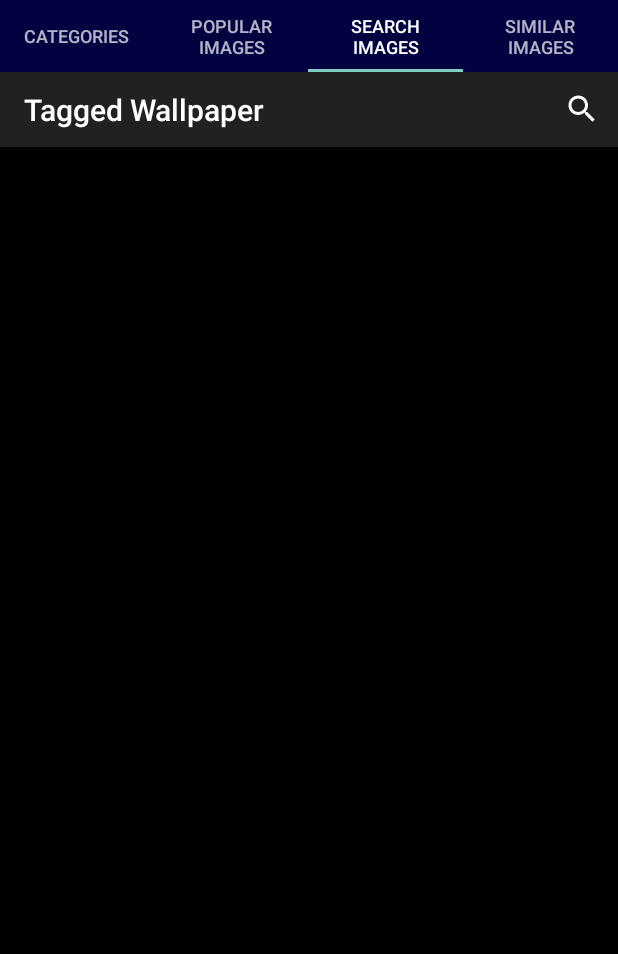
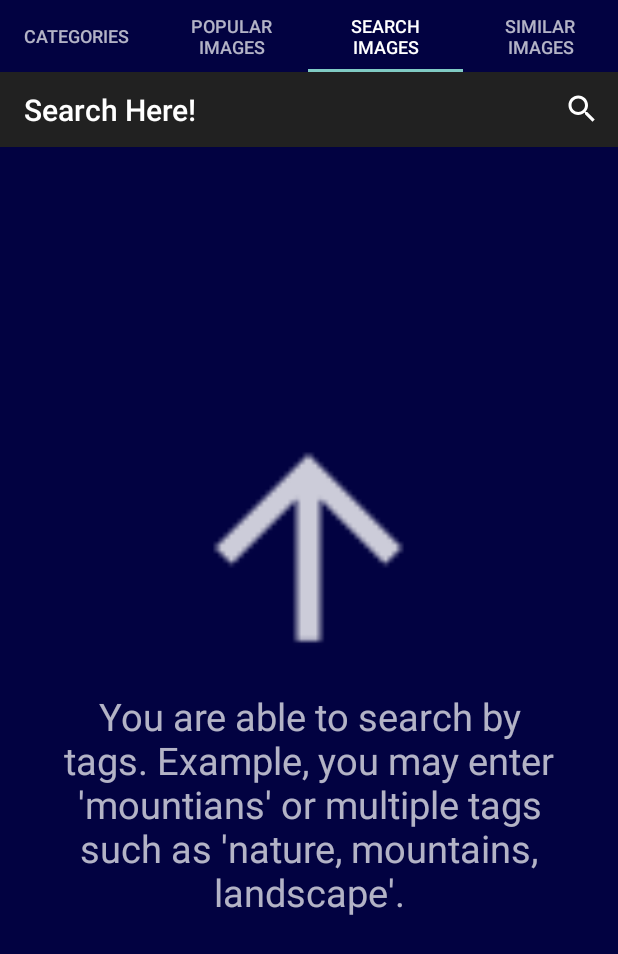
Before and after one commit to TannerS/TaggedWallpaper, an Android app: the screen it shows after launch (MainActivity), tab 3 chosen, on a phone screen of 412 x 824 dp. Shown: the top 954 px of the screen. Run offline under Robolectric (Android 15) with nearby library versions, the phone set to English and light mode, and no system bars; our stand-ins replace Firebase (no records; nobody signed in at launch, a user with empty details on screens opened directly); pictures from the network do not load; 1 statement that could not run was skipped.

Commit message:
- Fixed getting uery result from search - removed titlebar app name to give search more room - NEED TO FIX MAPPINGS of new json - updated UI

```diff
--- a/src/main/java/io/tanners/taggedwallpaper/PopularFragment.java
+++ b/src/main/java/io/tanners/taggedwallpaper/PopularFragment.java
@@ -15,6 +15,7 @@ import java.util.List;
 
 import io.tanners.taggedwallpaper.adapters.ImagesAdapter;
 import io.tanners.taggedwallpaper.data.results.photo.Photo;
+import io.tanners.taggedwallpaper.network.ImageRequester;
 import io.tanners.taggedwallpaper.network.images.TagImageRequest;
 
 
@@ -24,6 +25,7 @@ public class PopularFragment extends Fragment {
     private final String mUrl = "https://api.unsplash.com/photos?per_page=50&page=1&order_by=popular";
     private TagImageRequest mImageRequest;
     private GridView mPopularGridview;
+    private ImagesAdapter mAdapter;
 
 
     public static PopularFragment newInstance() {
@@ -41,14 +43,16 @@ public class PopularFragment extends Fragment {
 
         loadResources(view);
 
-        new ImageRequester().execute();
+//        public ImageRequester(Context mContext, GridView mGridView, int mGridLayoutId,int mGridImageViewId)
+//        new ImageRequester(getContext(), mPopularGridview, R.layout.grid_item, R.id.grid_image_background).execute(mUrl);
+        new ImageRequester(getContext(), mAdapter, mPopularGridview, R.layout.grid_item, R.id.grid_image_background).execute(mUrl);
 
         return view;
     }
 
     private void loadResources(View view)
     {
-        mPopularGridview = (GridView) view.findViewById(R.id.popular_grideview);
+        mPopularGridview = (GridView) view.findViewById(R.id.universal_grideview);
     }
 
     @Override
@@ -61,48 +65,48 @@ public class PopularFragment extends Fragment {
         super.onDetach();
     }
 
-    private class ImageRequester extends AsyncTask<Void, Void, List<Photo>> {
-//        private ProgressBar mProgressBar = null;
-
-        // TODO do better, maybe pass URL int oclass in here and main in earlier functions?
-        @Override
-        protected List<Photo> doInBackground(Void... params) {
-
-            mImageRequest = new TagImageRequest(mUrl, null);
-
-            List<Photo> photos = mImageRequest.getPhotos();
-
-            Log.i("REQUEST", "SIZE: " + photos.size());
-//            Log.i("REQUEST", "SIZE: " + photos.get(0).getId());
-//            Log.i("REQUEST", "SIZE: " + photos.get(1).getId());
-//            Log.i("REQUEST", "SIZE: " + photos.get(2).getId());
-
-            return photos;
-        }
-
-
-        @Override
-        protected void onPostExecute(List<Photo> photos) {
-            // execution of result of Long time consuming operation
-//            mProgressBar.setVisibility(View.GONE);
-//            finalResult.setText(result);
-
-            mPopularGridview.setAdapter(new ImagesAdapter(getContext(), new ArrayList<Photo>(photos), R.layout.grid_item, R.id.grid_image_background));
-
-
-        }
-
-
-        @Override
-        protected void onPreExecute() {
-//            mProgressBar = (ProgressBar) view.findViewById(R.id.popular_progress_bar);
-//            mProgressBar.setVisibility(View.VISIBLE);
-        }
-
+//    private class ImageRequester extends AsyncTask<Void, Void, List<Photo>> {
+////        private ProgressBar mProgressBar = null;
+//
+//        // TODO do better, maybe pass URL int oclass in here and main in earlier functions?
 //        @Override
-//        protected void onProgressUpdate(String... text) {
-//            finalResult.setText(text[0]);
+//        protected List<Photo> doInBackground(Void... params) {
+//
+//            mImageRequest = new TagImageRequest(mUrl, null);
+//
+//            List<Photo> photos = mImageRequest.getPhotos();
+//
+//            Log.i("REQUEST", "SIZE: " + photos.size());
+////            Log.i("REQUEST", "SIZE: " + photos.get(0).getId());
+////            Log.i("REQUEST", "SIZE: " + photos.get(1).getId());
+////            Log.i("REQUEST", "SIZE: " + photos.get(2).getId());
+//
+//            return photos;
+//        }
+//
+//
+//        @Override
+//        protected void onPostExecute(List<Photo> photos) {
+//            // execution of result of Long time consuming operation
+////            mProgressBar.setVisibility(View.GONE);
+////            finalResult.setText(result);
+//
+//            mPopularGridview.setAdapter(new ImagesAdapter(getContext(), new ArrayList<Photo>(photos), R.layout.grid_item, R.id.grid_image_background));
+//
 //
 //        }
-    }
+//
+//
+//        @Override
+//        protected void onPreExecute() {
+////            mProgressBar = (ProgressBar) view.findViewById(R.id.popular_progress_bar);
+////            mProgressBar.setVisibility(View.VISIBLE);
+//        }
+//
+////        @Override
+////        protected void onProgressUpdate(String... text) {
+////            finalResult.setText(text[0]);
+////
+////        }
+//    }
 }
--- a/src/main/java/io/tanners/taggedwallpaper/SearchFragment.java
+++ b/src/main/java/io/tanners/taggedwallpaper/SearchFragment.java
@@ -1,7 +1,9 @@
 package io.tanners.taggedwallpaper;
 
 import android.app.SearchManager;
+import android.content.ComponentName;
 import android.content.Context;
+import android.graphics.Color;
 import android.os.Build;
 import android.os.Bundle;
 import android.support.v4.app.Fragment;
@@ -16,11 +18,27 @@ import android.view.MenuInflater;
 import android.view.MenuItem;
 import android.view.View;
 import android.view.ViewGroup;
+import android.widget.GridView;
+import android.widget.LinearLayout;
+import android.widget.TextView;
+
+import io.tanners.taggedwallpaper.adapters.ImagesAdapter;
+import io.tanners.taggedwallpaper.network.ImageRequester;
 
 
 public class SearchFragment extends Fragment {
     private View view;
     public static final String SEARCH = "Search Images";
+    private ImagesAdapter mAdapter;
+    private GridView mSearchGridview;
+    private String query = "";
+//    private final String mUrl = "https://api.unsplash.com/search/photos?query=mountains, nature, landscape&per_page=50&page=1&order_by=popular";
+//    private final String mUrl = "https://api.unsplash.com/search/photos?query=" + query + "&per_page=50&page=1&order_by=popular";
+    private final String mUrlBase = "https://api.unsplash.com/search/photos?query=";
+    private final String mUrlFeatures = "&per_page=50&page=1&order_by=popular";
+    private LinearLayout mSearchContainer;
+
+
 
     public static SearchFragment newInstance() {
         return new SearchFragment();
@@ -40,16 +58,27 @@ public class SearchFragment extends Fragment {
 
         setUpToolBar(view);
 
+        loadResources(view);
 
         return view;
+    }
+
+    private void loadResources(View view)
+    {
+        mSearchGridview = view.findViewById(R.id.universal_grideview);
+        mSearchContainer = view.findViewById(R.id.search_description_container);
+
     }
 
     private void setUpToolBar(View view)
     {
         Toolbar mToolbar = view.findViewById(R.id.main_toolbar);
+        mToolbar.setTitle("Search Here!");
 //        .setSupportActionBar(mToolbar);
 //        getSupportActionBar().setDisplayShowTitleEnabled(false);
         ((AppCompatActivity)getActivity()).setSupportActionBar(mToolbar);
+//        ((AppCompatActivity)getActivity()).getSupportActionBar().setDisplayShowTitleEnabled(false);
+
     }
 
     @Override
@@ -96,11 +125,29 @@ public class SearchFragment extends Fragment {
         mSearchBarMenuItem.setIcon(R.drawable.ic_action_search_white);
         mSearchBarMenuItem.setShowAsAction(MenuItem.SHOW_AS_ACTION_IF_ROOM);
 //
+        mSearchBarMenuItem.setTitle("TITLE");
 
-        search_view.setSearchableInfo(searchManager.getSearchableInfo(getActivity().getComponentName()));
-        search_view.setQueryHint("HINT HERE");
-        search_view.setIconifiedByDefault(true); // Do not iconify the widget; expand it by default
-        Log.i("SEARCH", "DEBUG 4");
+
+        ComponentName cn = new ComponentName(getContext(), MainActivity.class);
+        search_view.setSearchableInfo(searchManager.getSearchableInfo(cn));
+
+//        search_view.setSearchableInfo(searchManager.getSearchableInfo(getActivity().getComponentName()));
+//        search_view.setQueryHint("HINT HERE");
+        search_view.setIconifiedByDefault(true);
+        search_view.setQueryHint("Type something...");
+//        search_view.setQuery("", false);
+//        int searchTextId = search_view.getContext().getResources().getIdentifier("android:id/search_src_text", null, null);
+
+//        TextView searchText = (TextView) search_view.findViewById(searchTextId);
+
+//        if (searchText!=null) {
+//            searchText.setTextColor(Color.WHITE);
+//            searchText.setHintTextColor(Color.WHITE);
+//        }
+
+//        my_search_view.setIconified(false);
+//        my_search_view.setIconifiedByDefault(false);
+
 
 
 //        search_view.setOnQueryTextListener(new SearchView.OnQueryTextListener() {
@@ -111,35 +158,33 @@ public class SearchFragment extends Fragment {
 //        textView.setHintTextColor(getResources().getColor(R.color.cardview_dark_background));
 //        textView.setTextColor(getResources().getColor(R.color.colorAccent));
 
+        final SearchView finalSearch_view = search_view;
+        search_view.setOnQueryTextListener(new SearchView.OnQueryTextListener() {
 
-//        final SearchView finalSearch_view = search_view;
-//        search_view.setOnQueryTextListener(new SearchView.OnQueryTextListener() {
-//
-//            @Override
-//            public boolean onQueryTextSubmit(String query) {
-//                final String tag = finalSearch_view.getQuery().toString();
-//                // TODO async
-//                new Runnable() {
-//                    @Override
-//                    public void run() {
-////                        MenuItemCompat.collapseActionView(search_bar);
-////                        search_bar.collapseActionView();
-////                        search_view.clearFocus();
-////                        search_view.setQuery("", false);
-////                        search_view.setFocusable(false);
-////                        searchByTag(tag, TagImageRequest.OPEN_SEARCH);
-//                        searchByTag(tag);
-//                    }
-//                }.run();
-//
-//                return false;
-//            }
-//
-//            @Override
-//            public boolean onQueryTextChange(String newText) {
-//                return false;
-//            }
-//        });
+            @Override
+            public boolean onQueryTextSubmit(String query) {
+                final String tag = finalSearch_view.getQuery().toString();
+                new Runnable() {
+                    @Override
+                    public void run() {
+//                        MenuItemCompat.collapseActionView(search_bar);
+//                        search_bar.collapseActionView();
+//                        search_view.clearFocus();
+//                        search_view.setQuery("", false);
+//                        search_view.setFocusable(false);
+//                        searchByTag(tag, TagImageRequest.OPEN_SEARCH);
+                        searchByTag(tag);
+                    }
+                }.run();
+
+                return false;
+            }
+
+            @Override
+            public boolean onQueryTextChange(String newText) {
+                return false;
+            }
+        });
     }
 
     public boolean onOptionsItemSelected(MenuItem item) {
@@ -150,9 +195,18 @@ public class SearchFragment extends Fragment {
     public void searchByTag(String tag)
     {
         Log.i("SEARCH", "QUERY: " + tag);
-//        if(adapter != null)
-//            adapter.clear();
-//        new PhotoSearchFragment.GatherTaggedPhotos().execute(tag);
+
+        String mNewUrl = mUrlBase + tag + mUrlFeatures;
+
+        Log.i("SEARCH", "QUERY: " + mNewUrl);
+
+        mSearchContainer.setVisibility(View.GONE);
+        mSearchGridview.setVisibility(View.VISIBLE);
+
+        if(mAdapter != null)
+            mAdapter.clearAdapter();
+
+        new ImageRequester(getContext(), mAdapter, mSearchGridview, R.layout.grid_item, R.id.grid_image_background).execute(mNewUrl);
     }
 //
 //
--- /dev/null
+++ b/src/main/java/io/tanners/taggedwallpaper/network/ImageRequester.java
@@ -0,0 +1,93 @@
+package io.tanners.taggedwallpaper.network;
+
+import android.content.Context;
+import android.os.AsyncTask;
+import android.util.Log;
+import android.widget.GridView;
+
+import java.util.ArrayList;
+import java.util.List;
+
+import io.tanners.taggedwallpaper.adapters.ImagesAdapter;
+import io.tanners.taggedwallpaper.data.results.photo.Photo;
+//import io.tanners.taggedwallpaper.interfaces.IImageRequestCallBack;
+import io.tanners.taggedwallpaper.network.images.TagImageRequest;
+
+//public class ImageRequester extends AsyncTask<String, Void, List<Photo>> implements IImageRequestCallBack {
+public class ImageRequester extends AsyncTask<String, Void, List<Photo>> {
+//    private TagImageRequest mImageRequest;
+    private GridView mGridView;
+//    private IImageRequestCallBack mCallback;
+    private Context mContext;
+    private int mGridRowLayoutId;
+    private int mGridImageViewId;
+    private ImagesAdapter mAdapter;
+//    private BaseAdapter mAdapter;
+
+//    public ImageRequester(GridView mGridView, IImageRequestCallBack mCallback, int mGridRowLayoutId,int mGridImageViewId)
+    public ImageRequester(Context mContext, ImagesAdapter mAdapter, GridView mGridView, int mGridRowLayoutId,int mGridImageViewId)
+    {
+        this.mContext = mContext;
+        this.mGridView = mGridView;
+//        this.mCallback = mCallback;
+        this.mAdapter = mAdapter;
+        this.mGridRowLayoutId = mGridRowLayoutId;
+        this.mGridImageViewId = mGridImageViewId;
+
+
+    }
+
+    // TODO do better, maybe pass URL int oclass in here and main in earlier functions?
+    @Override
+    protected List<Photo> doInBackground(String... params) {
+
+//        mImageRequest = new TagImageRequest(mUrl, null);
+//        mImageRequest = new TagImageRequest(params[0], null);
+//        mImageRequest = (new TagImageRequest(params[0], null);
+
+//        List<Photo> photos = mImageRequest.getPhotos();
+        List<Photo> photos = (new TagImageRequest(params[0], null)).getPhotos();
+
+//        Log.i("REQUEST", "SIZE: " + photos.size());
+//            Log.i("REQUEST", "SIZE: " + photos.get(0).getId());
+//            Log.i("REQUEST", "SIZE: " + photos.get(1).getId());
+//            Log.i("REQUEST", "SIZE: " + photos.get(2).getId());
+
+        return photos;
+    }
+
+
+    @Override
+    protected void onPostExecute(List<Photo> photos) {
+        // execution of result of Long time consuming operation
+//            mProgressBar.setVisibility(View.GONE);
+//            finalResult.setText(result);
+
+//        GridView mPopularGridview =
+
+//        mPopularGridview.setAdapter(new ImagesAdapter(getContext(), new ArrayList<Photo>(photos), R.layout.grid_item, R.id.grid_image_background));
+//        mGridView.setAdapter(new ImagesAdapter(mContext, new ArrayList<Photo>(photos), R.layout.grid_item, R.id.grid_image_background));
+
+        if(photos != null) {
+            mAdapter = new ImagesAdapter(mContext, new ArrayList<Photo>(photos), mGridRowLayoutId, mGridImageViewId);
+
+            mGridView.setAdapter(mAdapter);
+//        mGridView.setAdapter(mCallback(photos));
+//        mGridView.setAdapter(new ImagesAdapter(mContext, new ArrayList<Photo>(photos), R.layout.grid_item, R.id.grid_image_background));
+        }
+
+    }
+
+
+    @Override
+    protected void onPreExecute() {
+//            mProgressBar = (ProgressBar) view.findViewById(R.id.popular_progress_bar);
+//            mProgressBar.setVisibility(View.VISIBLE);
+    }
+
+//        @Override
+//        protected void onProgressUpdate(String... text) {
+//            finalResult.setText(text[0]);
+//
+//        }
+}
--- a/src/main/java/io/tanners/taggedwallpaper/network/images/TagImageRequest.java
+++ b/src/main/java/io/tanners/taggedwallpaper/network/images/TagImageRequest.java
@@ -25,6 +25,9 @@ public class TagImageRequest extends Request
     public TagImageRequest(String mUrl, final String body)
     {
         super(mUrl);
+
+        Log.i("REQUEST", "GET TAGS: " + mUrl);
+
         // ?utm_source=TaggedWallpaper&utm_medium=referral&utm_campaign=api-credit
 //        mConnectionRequest = new ConnectionRequest(mUrl);
 
--- a/src/main/res/layout/fragment_search.xml
+++ b/src/main/res/layout/fragment_search.xml
@@ -1,55 +1,64 @@
 <?xml version="1.0" encoding="utf-8"?>
-<!--<LinearLayout xmlns:android="http://schemas.android.com/apk/res/android"-->
-    <!--xmlns:tools="http://schemas.android.com/tools"-->
-    <!--android:layout_width="match_parent"-->
-    <!--android:layout_height="match_parent"-->
-    <!--android:orientation="vertical"-->
-    <!--tools:context="io.tanners.taggedwallpaper.PopularFragment">-->
-
-
-
-
-<!--</LinearLayout>-->
-
-
-<android.support.design.widget.CoordinatorLayout xmlns:android="http://schemas.android.com/apk/res/android"
+<LinearLayout xmlns:android="http://schemas.android.com/apk/res/android"
+    xmlns:tools="http://schemas.android.com/tools"
     xmlns:app="http://schemas.android.com/apk/res-auto"
     android:layout_width="match_parent"
     android:layout_height="match_parent"
-    xmlns:tools="http://schemas.android.com/tools"
-    tools:context="io.tanners.taggedwallpaper.MainActivity"
-    android:background="@color/black">
+    android:orientation="vertical"
+    tools:context="io.tanners.taggedwallpaper.PopularFragment">
+
+<!--<android.support.design.widget.CoordinatorLayout xmlns:android="http://schemas.android.com/apk/res/android"-->
+    <!--xmlns:app="http://schemas.android.com/apk/res-auto"-->
+    <!--android:layout_width="match_parent"-->
+    <!--android:layout_height="match_parent"-->
+    <!--xmlns:tools="http://schemas.android.com/tools"-->
+    <!--tools:context="io.tanners.taggedwallpaper.MainActivity"-->
+    <!--android:background="@color/black">-->
 
     <!--<android.support.design.widget.AppBarLayout-->
         <!--android:layout_width="match_parent"-->
         <!--android:layout_height="wrap_content"-->
         <!--android:theme="@style/AppTheme.AppBarOverlay">-->
 
-        <android.support.v7.widget.Toolbar
+    <android.support.v7.widget.Toolbar
             android:id="@+id/main_toolbar"
             android:layout_width="match_parent"
             android:layout_height="50dp"
-
             android:background="?attr/colorPrimary"
             app:layout_scrollFlags="scroll|enterAlways|snap"
             android:theme="@style/ThemeOverlay.AppCompat.Dark.ActionBar"
+
+
             />
+
+    <include layout="@layout/grid_view_layout"
+        android:visibility="gone"/>
+
+    <LinearLayout
+        android:layout_width="match_parent"
+        android:layout_height="match_parent"
+        android:orientation="vertical"
+        android:layout_gravity="center"
+        android:gravity="center"
+        android:id="@+id/search_description_container"
+        >
+
+        <ImageView
+            android:layout_width="150dp"
+            android:layout_height="150dp"
+            android:background="@drawable/ic_action_up_arrow"/>
+
+        <TextView
+            android:layout_width="match_parent"
+            android:layout_height="wrap_content"
+            android:textAlignment="center"
+            android:padding="20dp"
+            android:textSize="25sp"
+            android:text="You are able to search by tags. Example, you may enter 'mountians' or multiple tags such as 'nature, mountains, landscape'."/>
+    </LinearLayout>
 
 
 
-    <!--</android.support.design.widget.AppBarLayout>-->
 
-
-
-    <!--<android.support.v7.widget.Toolbar-->
-        <!--android:id="@+id/main_toolbar"-->
-        <!--android:layout_width="match_parent"-->
-        <!--android:layout_height="25dp"-->
-        <!--android:paddingTop="1dp"-->
-        <!--android:background="?attr/colorPrimary"-->
-    <!--&lt;!&ndash;app:title="Toolbar Test"&ndash;&gt;-->
-    <!--app:layout_scrollFlags="scroll|enterAlways|snap"-->
-    <!--android:theme="@style/ThemeOverlay.AppCompat.Dark.ActionBar"-->
-    <!--/>-->
-
-</android.support.design.widget.CoordinatorLayout>
+<!--</android.support.design.widget.CoordinatorLayout>-->
+</LinearLayout>
--- a/src/main/res/menu/search_bar.xml
+++ b/src/main/res/menu/search_bar.xml
@@ -2,15 +2,13 @@
 <menu
     xmlns:android="http://schemas.android.com/apk/res/android"
     xmlns:appcompat="http://schemas.android.com/apk/res-auto"
-
     xmlns:app="http://schemas.android.com/tools">
 
     <item
         android:id="@+id/photo_search"
-        android:title="Search for images"
+        android:title="Search"
         appcompat:showAsAction="always"
     appcompat:actionViewClass="android.support.v7.widget.SearchView"
-
     android:icon="@drawable/ic_action_search_white"
         android:actionViewClass="android.widget.SearchView"
         />
```
Also changed, not shown: src/main/java/io/tanners/taggedwallpaper/MainActivity.java (+17 -3 lines), src/main/java/io/tanners/taggedwallpaper/adapters/ImagesAdapter.java (+25 -0 lines), src/main/java/io/tanners/taggedwallpaper/interfaces/IImageRequestCallBack.java (added, +13 -0 lines), src/main/res/layout/fragment_popular.xml (+13 -11 lines), src/main/res/layout/grid_view_layout.xml (added, +17 -0 lines), src/main/res/xml/searchable.xml (+11 -2 lines), src/main/res/drawable-hdpi/ic_action_up_arrow.png (added), src/main/res/drawable-mdpi/ic_action_up_arrow.png (added), src/main/res/drawable-xhdpi/ic_action_up_arrow.png (added), src/main/res/drawable-xxhdpi/ic_action_up_arrow.png (added).
